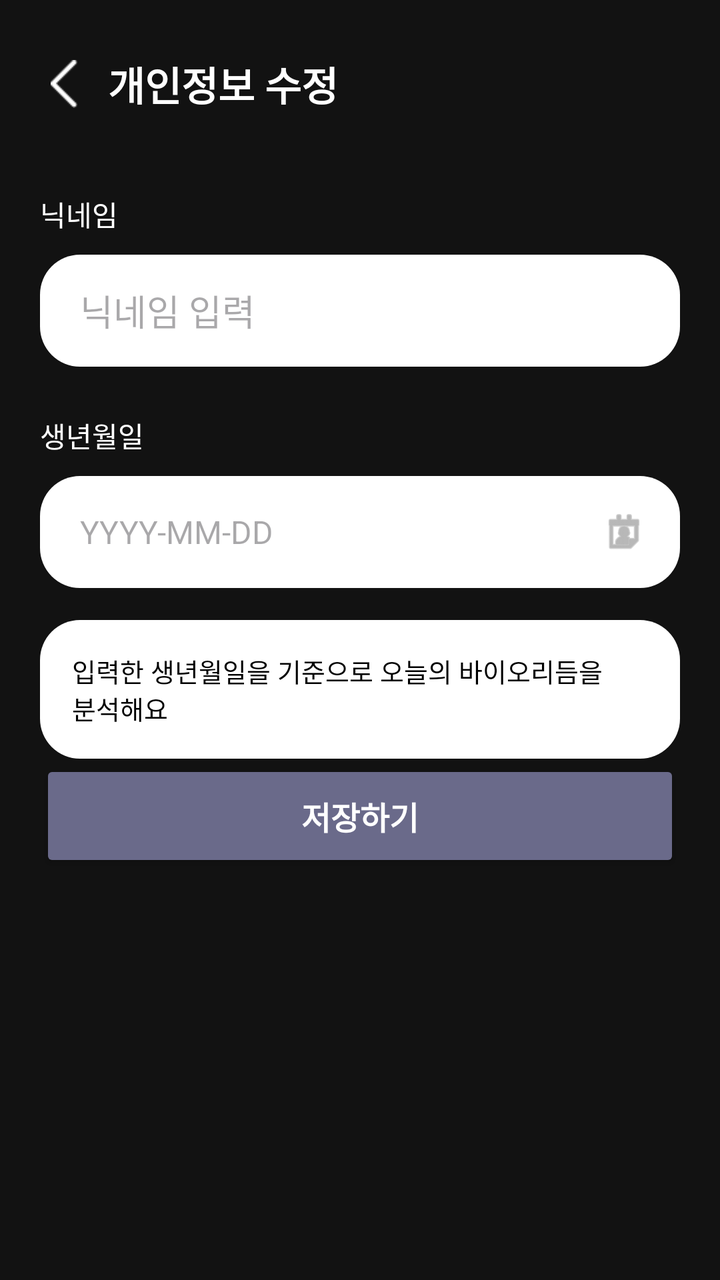
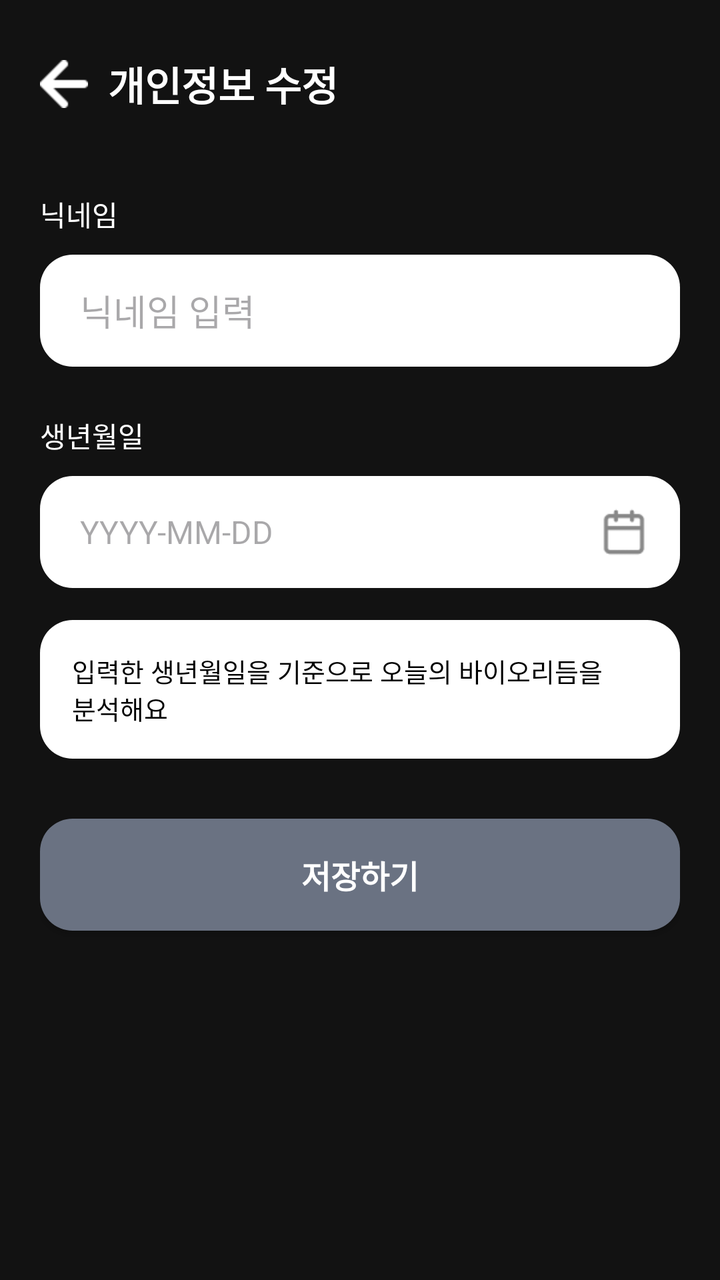

Before-and-after screenshots of an Android layout around one commit, followed by the original layout XML and the change that was made.
<!-- AndroidManifest.xml: application theme Theme.LMHYMVandroid -->
<!-- res/layout/activity_profile_edit.xml -->
<?xml version="1.0" encoding="utf-8"?>
<androidx.constraintlayout.widget.ConstraintLayout
    xmlns:android="http://schemas.android.com/apk/res/android"
    xmlns:app="http://schemas.android.com/apk/res-auto"
    xmlns:tools="http://schemas.android.com/tools"
    android:layout_width="match_parent"
    android:layout_height="match_parent"
    android:background="#121212"
    android:padding="20dp">

    <ImageView
        android:id="@+id/btn_back"
        android:layout_width="24dp"
        android:layout_height="24dp"
        android:src="@drawable/ic_back"
        app:tint="#FFFFFF"
        app:layout_constraintStart_toStartOf="parent"
        app:layout_constraintTop_toTopOf="parent"
        android:layout_marginTop="10dp"/>
    <TextView
        android:id="@+id/tv_title"
        android:layout_width="wrap_content"
        android:layout_height="wrap_content"
        android:text="개인정보 수정"
        android:textColor="#FFFFFF"
        android:textSize="20sp"
        android:textStyle="bold"
        android:layout_marginStart="10dp"
        app:layout_constraintStart_toEndOf="@id/btn_back"
        app:layout_constraintTop_toTopOf="@id/btn_back"
        app:layout_constraintBottom_toBottomOf="@id/btn_back"/>

    <TextView
        android:id="@+id/label_nickname"
        android:layout_width="wrap_content"
        android:layout_height="wrap_content"
        android:text="닉네임"
        android:textColor="#FFFFFF"
        android:textSize="14sp"
        android:layout_marginTop="40dp"
        app:layout_constraintStart_toStartOf="parent"
        app:layout_constraintTop_toBottomOf="@id/tv_title"/>

    <EditText
        android:id="@+id/et_nickname"
        android:layout_width="match_parent"
        android:layout_height="56dp"
        android:layout_marginTop="10dp"
        android:background="@drawable/bg_rounded_white"
        android:hint="닉네임 입력"
        android:paddingHorizontal="20dp"
        android:textColor="#000000"
        android:inputType="text"
        android:maxLines="1"
        app:layout_constraintTop_toBottomOf="@id/label_nickname"/>

    <TextView
        android:id="@+id/label_birthdate"
        android:layout_width="wrap_content"
        android:layout_height="wrap_content"
        android:text="생년월일"
        android:textColor="#FFFFFF"
        android:textSize="14sp"
        android:layout_marginTop="24dp"
        app:layout_constraintStart_toStartOf="parent"
        app:layout_constraintTop_toBottomOf="@id/et_nickname"/>

    <TextView
        android:id="@+id/et_birthdate"
        android:layout_width="match_parent"
        android:layout_height="56dp"
        android:layout_marginTop="10dp"
        android:background="@drawable/bg_rounded_white"
        android:gravity="center_vertical"
        android:hint="YYYY-MM-DD"
        android:paddingHorizontal="20dp"
        android:textColor="#000000"
        android:textSize="16sp"
        android:clickable="true"
        android:focusable="true"
        app:layout_constraintTop_toBottomOf="@id/label_birthdate"/>
    <ImageView
        android:layout_width="24dp"
        android:layout_height="24dp"
        android:src="@android:drawable/ic_menu_my_calendar"
        android:layout_marginEnd="16dp"
        app:tint="#888888"
        app:layout_constraintEnd_toEndOf="@id/et_birthdate"
        app:layout_constraintTop_toTopOf="@id/et_birthdate"
        app:layout_constraintBottom_toBottomOf="@id/et_birthdate"/>

    <TextView
        android:layout_width="match_parent"
        android:layout_height="wrap_content"
        android:text="입력한 생년월일을 기준으로 오늘의 바이오리듬을\n분석해요"
        android:textColor="#000000"
        android:background="@drawable/bg_rounded_white"
        android:padding="16dp"
        android:layout_marginTop="16dp"
        android:textSize="13sp"
        app:layout_constraintTop_toBottomOf="@id/et_birthdate"/>

    <android.widget.Button
        android:id="@+id/btn_save"
        android:layout_width="match_parent"
        android:layout_height="56dp"
        android:text="저장하기"
        android:textColor="#FFFFFF"
        android:textSize="16sp"
        android:textStyle="bold"
        android:backgroundTint="#6A6A8A"
        android:layout_marginTop="40dp"
        app:layout_constraintTop_toBottomOf="@id/et_birthdate"
        app:layout_constraintVertical_bias="0.2"
        app:layout_constraintBottom_toBottomOf="parent"/>

</androidx.constraintlayout.widget.ConstraintLayout>
<!-- resources referenced by this layout -->
<resources>
  <!-- drawable bg_rounded_white (drawable) -->
  <?xml version="1.0" encoding="utf-8"?>
  <shape xmlns:android="http://schemas.android.com/apk/res/android">
      <solid android:color="#FFFFFF"/> <corners android:radius="20dp"/> </shape>
  <!-- drawable ic_back: png bitmap (drawable, 178 bytes) -->
  <style name="Theme.LMHYMVandroid" parent="Theme.Material3.Light.NoActionBar">
      </style>
</resources>

<!-- the commit's change to res/layout/activity_profile_edit.xml (unified diff, before → after) -->
@@ -12,7 +12,7 @@
         android:id="@+id/btn_back"
         android:layout_width="24dp"
         android:layout_height="24dp"
-        android:src="@drawable/ic_back"
+        android:src="@drawable/ic_arrow_back"
         app:tint="#FFFFFF"
         app:layout_constraintStart_toStartOf="parent"
         app:layout_constraintTop_toTopOf="parent"
@@ -53,7 +53,6 @@
         android:inputType="text"
         android:maxLines="1"
         app:layout_constraintTop_toBottomOf="@id/label_nickname"/>
-
     <TextView
         android:id="@+id/label_birthdate"
         android:layout_width="wrap_content"
@@ -66,7 +65,7 @@
         app:layout_constraintTop_toBottomOf="@id/et_nickname"/>
 
     <TextView
-        android:id="@+id/et_birthdate"
+        android:id="@+id/tv_birthdate"
         android:layout_width="match_parent"
         android:layout_height="56dp"
         android:layout_marginTop="10dp"
@@ -79,17 +78,68 @@
         android:clickable="true"
         android:focusable="true"
         app:layout_constraintTop_toBottomOf="@id/label_birthdate"/>
+
     <ImageView
+        android:id="@+id/iv_calendar_icon"
         android:layout_width="24dp"
         android:layout_height="24dp"
-        android:src="@android:drawable/ic_menu_my_calendar"
+        android:src="@drawable/ic_calendar"
         android:layout_marginEnd="16dp"
         app:tint="#888888"
-        app:layout_constraintEnd_toEndOf="@id/et_birthdate"
-        app:layout_constraintTop_toTopOf="@id/et_birthdate"
-        app:layout_constraintBottom_toBottomOf="@id/et_birthdate"/>
+        app:layout_constraintEnd_toEndOf="@id/tv_birthdate"
+        app:layout_constraintTop_toTopOf="@id/tv_birthdate"
+        app:layout_constraintBottom_toBottomOf="@id/tv_birthdate"/>
+
+    <androidx.cardview.widget.CardView
+        android:id="@+id/calendarCardView"
+        android:layout_width="match_parent"
+        android:layout_height="wrap_content"
+        android:layout_marginTop="8dp"
+        app:cardCornerRadius="12dp"
+        app:cardElevation="8dp"
+        android:visibility="gone"
+        app:layout_constraintTop_toBottomOf="@id/tv_birthdate"
+        app:layout_constraintStart_toStartOf="parent"
+        app:layout_constraintEnd_toEndOf="parent">
+
+        <LinearLayout
+            android:layout_width="match_parent"
+            android:layout_height="wrap_content"
+            android:orientation="vertical"
+            android:padding="16dp">
+
+            <com.prolificinteractive.materialcalendarview.MaterialCalendarView
+                android:id="@+id/calendarView"
+                android:layout_width="match_parent"
+                android:layout_height="300dp" />
+
+            <LinearLayout
+                android:layout_width="match_parent"
+                android:layout_height="wrap_content"
+                android:orientation="horizontal"
+                android:gravity="end"
+                android:layout_marginTop="8dp">
+
+                <Button
+                    android:id="@+id/btnCalendarDelete"
+                    android:layout_width="wrap_content"
+                    android:layout_height="wrap_content"
+                    android:text="삭제"
+                    android:textColor="#FF0000"
+                    style="?android:attr/borderlessButtonStyle"/>
+
+                <Button
+                    android:id="@+id/btnCalendarToday"
+                    android:layout_width="wrap_content"
+                    android:layout_height="wrap_content"
+                    android:text="오늘"
+                    style="?android:attr/borderlessButtonStyle"/>
+            </LinearLayout>
+        </LinearLayout>
+    </androidx.cardview.widget.CardView>
 
     <TextView
+        android:id="@+id/tv_info_message"
         android:layout_width="match_parent"
         android:layout_height="wrap_content"
         android:text="입력한 생년월일을 기준으로 오늘의 바이오리듬을\n분석해요"
@@ -98,7 +148,9 @@
         android:padding="16dp"
         android:layout_marginTop="16dp"
         android:textSize="13sp"
-        app:layout_constraintTop_toBottomOf="@id/et_birthdate"/>
+        app:layout_constraintTop_toBottomOf="@id/calendarCardView"
+        app:layout_constraintStart_toStartOf="parent"
+        app:layout_constraintEnd_toEndOf="parent"/>
 
     <android.widget.Button
         android:id="@+id/btn_save"
@@ -108,10 +160,11 @@
         android:textColor="#FFFFFF"
         android:textSize="16sp"
         android:textStyle="bold"
-        android:backgroundTint="#6A6A8A"
-        android:layout_marginTop="40dp"
-        app:layout_constraintTop_toBottomOf="@id/et_birthdate"
-        app:layout_constraintVertical_bias="0.2"
-        app:layout_constraintBottom_toBottomOf="parent"/>
+        android:background="@drawable/bg_rounded_gray"
+        android:layout_marginTop="30dp"
+        android:layout_marginBottom="20dp"
+        app:layout_constraintTop_toBottomOf="@id/tv_info_message"
+        app:layout_constraintBottom_toBottomOf="parent"
+        app:layout_constraintVertical_bias="0.0"/>
 
 </androidx.constraintlayout.widget.ConstraintLayout>
<!-- resource entries referenced after the edit -->
@@ -1,10 +1,16 @@
 <!-- resources referenced by this layout -->
 <resources>
+  <!-- drawable bg_rounded_gray (drawable) -->
+  <?xml version="1.0" encoding="utf-8"?>
+  <shape xmlns:android="http://schemas.android.com/apk/res/android">
+      <solid android:color="#6A7282"/> <corners android:radius="16.4dp"/>
+  </shape>
   <!-- drawable bg_rounded_white (drawable) -->
   <?xml version="1.0" encoding="utf-8"?>
   <shape xmlns:android="http://schemas.android.com/apk/res/android">
-      <solid android:color="#FFFFFF"/> <corners android:radius="20dp"/> </shape>
-  <!-- drawable ic_back: png bitmap (drawable, 178 bytes) -->
+      <solid android:color="#FFFFFF"/> <corners android:radius="16.4dp"/> </shape>
+  <!-- drawable ic_arrow_back: png bitmap (drawable, 233 bytes) -->
+  <!-- drawable ic_calendar: png bitmap (drawable, 489 bytes) -->
   <style name="Theme.LMHYMVandroid" parent="Theme.Material3.Light.NoActionBar">
       </style>
 </resources>
